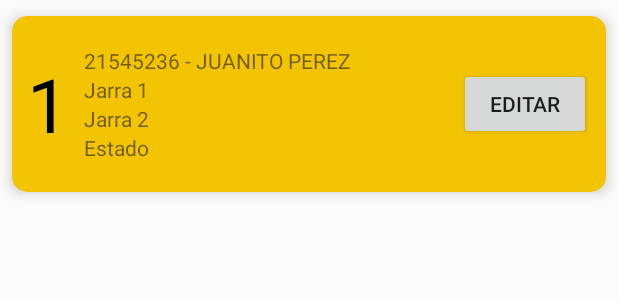
After one commit to JHERSON-ATHOS/AgroAthos, an Android app: the layout content_rrhh_tareo_arandano_listar_detalle_grupo_trabajo.xml on its own in the app's theme, with its tools: preview values and no code run, on a phone screen of 412 x 824 dp. The commit adds this screen. Shown: the top 300 px of the screen. Run offline under Robolectric (Android 15) with nearby library versions, the phone set to English and light mode, and no system bars; network calls fail.

Commit message:
Act 14/06

```diff
--- a/app/build.gradle
+++ b/app/build.gradle
@@ -32,7 +32,6 @@ dependencies {
     implementation 'androidx.appcompat:appcompat:1.4.1'
     implementation 'androidx.constraintlayout:constraintlayout:2.1.3'
     implementation 'com.google.android.material:material:1.6.0'
-    implementation files('libs\\jtds-1.3.1.jar')
     testImplementation 'junit:junit:4.13.2'
     androidTestImplementation 'androidx.test.ext:junit:1.1.3'
     androidTestImplementation 'androidx.test.espresso:espresso-core:3.4.0'
--- a/app/src/main/AndroidManifest.xml
+++ b/app/src/main/AndroidManifest.xml
@@ -8,6 +8,7 @@
     <uses-permission android:name="android.permission.WRITE_EXTERNAL_STORAGE" />
     <uses-permission android:name="android.permission.READ_EXTERNAL_STORAGE" />
     <uses-permission android:name="android.permission.INTERNET" />
+    <uses-permission android:name="android.permission.ACCESS_WIFI_STATE"/>
 
     <application
         android:allowBackup="true"
@@ -16,7 +17,9 @@
         android:label="@string/app_name"
         android:roundIcon="@mipmap/ic_launcher_round"
         android:supportsRtl="true"
-        android:theme="@style/AppTheme">
+        android:theme="@style/AppTheme"
+        android:usesCleartextTraffic="true"
+        >
         <activity
             android:name=".TRANSPORTE_GARITA.TercerNivelListarRegistrosGarita"
             android:exported="false"
--- a/app/src/main/res/layout/activity_tercer_nivel_configuracion_grupos.xml
+++ b/app/src/main/res/layout/activity_tercer_nivel_configuracion_grupos.xml
@@ -16,12 +16,11 @@
         app:layout_constraintStart_toStartOf="parent"
         app:layout_constraintTop_toTopOf="parent">
 
-        <ListView
-            android:id="@+id/lvListadoPersonalACTTercerlNivelRRHH_TAREO_ARANDANO"
+        <androidx.recyclerview.widget.RecyclerView
+            android:id="@+id/rvListadoPersonalACTTercerlNivelRRHH_TAREO_ARANDANO"
             android:layout_width="match_parent"
             android:layout_height="0dp"
             android:layout_margin="10dp"
-            android:layout_marginTop="10dp"
             app:layout_constraintBottom_toTopOf="@+id/fbAgregarPersonalNuevoRRHH_TAREO_AR"
             app:layout_constraintEnd_toEndOf="parent"
             app:layout_constraintStart_toStartOf="parent"
@@ -32,7 +31,6 @@
             android:layout_width="match_parent"
             android:layout_height="0dp"
             android:layout_margin="10dp"
-            android:layout_marginTop="10dp"
             android:visibility="gone"
             app:layout_constraintBottom_toTopOf="@+id/fbAgregarPersonalNuevoRRHH_TAREO_AR"
             app:layout_constraintEnd_toEndOf="parent"
--- /dev/null
+++ b/app/src/main/res/layout/content_rrhh_tareo_arandano_listar_detalle_grupo_trabajo.xml
@@ -0,0 +1,83 @@
+<?xml version="1.0" encoding="utf-8"?>
+<androidx.cardview.widget.CardView
+    xmlns:android="http://schemas.android.com/apk/res/android"
+    xmlns:app="http://schemas.android.com/apk/res-auto"
+    xmlns:tools="http://schemas.android.com/tools"
+    android:layout_width="match_parent"
+    android:layout_height="wrap_content"
+    app:cardBackgroundColor="@color/amarillo"
+    app:cardUseCompatPadding="true"
+    app:cardCornerRadius="10dp"
+    app:cardElevation="5dp"
+    app:contentPadding="10dp">
+
+    <androidx.constraintlayout.widget.ConstraintLayout
+        android:layout_width="match_parent"
+        android:layout_height="match_parent"
+        >
+
+        <LinearLayout
+            android:id="@+id/linearLayout7"
+            android:layout_width="wrap_content"
+            android:layout_height="match_parent"
+            android:orientation="horizontal"
+            app:layout_constraintBottom_toBottomOf="parent"
+            app:layout_constraintStart_toStartOf="parent"
+            app:layout_constraintTop_toTopOf="parent">
+
+            <TextView
+                android:id="@+id/tvIdPersonalDetalleGrupoTrabajoRRHH_TAREO_AR"
+                android:layout_width="match_parent"
+                android:layout_height="wrap_content"
+                android:text="1"
+                android:layout_gravity="center"
+                android:textColor="@color/black"
+                android:textSize="50sp"
+                />
+
+            <LinearLayout
+                android:layout_margin="10dp"
+                android:orientation="vertical"
+                android:layout_width="wrap_content"
+                android:layout_height="wrap_content">
+
+                <TextView
+                    android:id="@+id/tvDatosPersonalDetalleGrupoTrabajoRRHH_TAREO_AR"
+                    android:layout_width="match_parent"
+                    android:layout_height="wrap_content"
+                    android:text="21545236 - JUANITO PEREZ" />
+
+                <TextView
+                    android:id="@+id/tvJarra1PersonalDetalleGrupoTrabajoRRHH_TAREO_AR"
+                    android:layout_width="match_parent"
+                    android:layout_height="wrap_content"
+                    android:text="Jarra 1" />
+
+                <TextView
+                    android:id="@+id/tvJarra2PersonalDetalleGrupoTrabajoRRHH_TAREO_AR"
+                    android:layout_width="match_parent"
+                    android:layout_height="wrap_content"
+                    android:text="Jarra 2" />
+
+                <TextView
+                    android:id="@+id/tvEstadoPersonalDetalleGrupoTrabajoRRHH_TAREO_AR"
+                    android:layout_width="match_parent"
+                    android:layout_height="wrap_content"
+                    android:text="Estado" />
+
+            </LinearLayout>
+
+        </LinearLayout>
+
+        <Button
+            android:id="@+id/btnEditarPersonalDetalleGrupoTrabajoRRHH_TAREO_AR"
+            android:layout_width="wrap_content"
+            android:layout_height="wrap_content"
+            android:text="Editar"
+            app:layout_constraintBottom_toBottomOf="parent"
+            app:layout_constraintEnd_toEndOf="parent"
+            app:layout_constraintTop_toTopOf="parent" />
+
+    </androidx.constraintlayout.widget.ConstraintLayout>
+
+</androidx.cardview.widget.CardView>
```
Also changed, not shown: app/src/main/java/com/example/agroathos/ENTIDADES/E_DetalleGrupoTrabajo.java (added, +133 -0 lines), app/src/main/java/com/example/agroathos/MainActivity.java (+66 -39 lines), app/src/main/java/com/example/agroathos/RRHH_TAREO_AR/ADAPTADORES/AdaptadorListaDetalleGrupoTrabajo.java (added, +67 -0 lines), app/src/main/java/com/example/agroathos/RRHH_TAREO_AR/TercerNivelConfiguracionGrupo.java (+41 -19 lines), app/src/main/res/layout/content_login.xml (added, +17 -0 lines), app/libs/jtds-1.3.1.jar (deleted).
